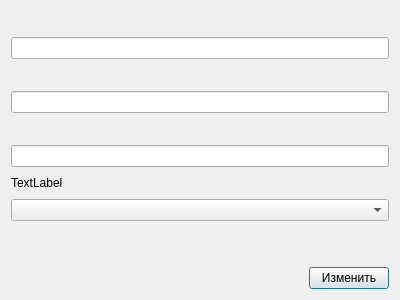
Rayzedan/SystemControlStudent, file chaptersettings.ui: the form before one commit.
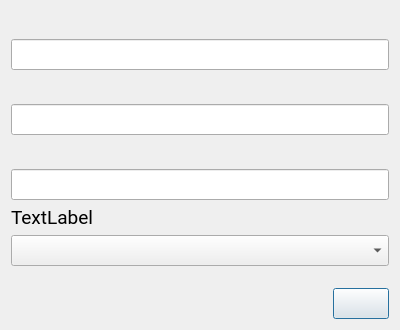
The form after the commit. Icons and pictures are not drawn.

Commit message: Фикс дизайна

What changed in the file:
```diff
--- a/chaptersettings.ui
+++ b/chaptersettings.ui
@@ -7,9 +7,15 @@
     <x>0</x>
     <y>0</y>
     <width>400</width>
-    <height>300</height>
+    <height>330</height>
    </rect>
   </property>
+  <property name="font">
+   <font>
+    <family>Roboto</family>
+    <pointsize>14</pointsize>
+   </font>
+  </property>
   <property name="windowTitle">
    <string>Dialog</string>
   </property>
@@ -146,6 +152,19 @@
      </item>
     </layout>
    </item>
+   <item>
+    <spacer name="verticalSpacer">
+     <property name="orientation">
+      <enum>Qt::Vertical</enum>
+     </property>
+     <property name="sizeHint" stdset="0">
+      <size>
+       <width>20</width>
+       <height>40</height>
+      </size>
+     </property>
+    </spacer>
+   </item>
    <item>
     <layout class="QHBoxLayout" name="horizontalLayout_6">
      <item>
@@ -162,28 +181,18 @@
       </spacer>
      </item>
      <item>
-      <layout class="QVBoxLayout" name="verticalLayout_6">
-       <item>
-        <spacer name="verticalSpacer">
-         <property name="orientation">
-          <enum>Qt::Vertical</enum>
-         </property>
-         <property name="sizeHint" stdset="0">
-          <size>
-           <width>20</width>
-           <height>40</height>
-          </size>
-         </property>
-        </spacer>
-       </item>
-       <item>
-        <widget class="QPushButton" name="pushButton_2">
-         <property name="text">
-          <string>Изменить</string>
-         </property>
-        </widget>
-       </item>
-      </layout>
+      <widget class="QPushButton" name="pushButton_2">
+       <property name="icon">
+        <iconset resource="resourses.qrc">
+         <normaloff>:/resourses/icons8-save-50.png</normaloff>:/resourses/icons8-save-50.png</iconset>
+       </property>
+       <property name="iconSize">
+        <size>
+         <width>30</width>
+         <height>30</height>
+        </size>
+       </property>
+      </widget>
      </item>
     </layout>
    </item>
```
Left out of the diff: 4 changed lines with no effect on the pictures. The commit also changes 6 other files.
